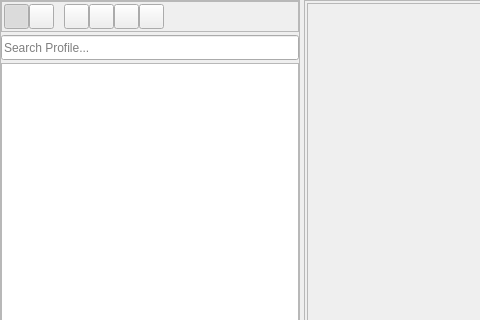
Old version of the form resources/ui/widget/tab/profile/tab_profile.ui in the repository afri-bit/conan-guide; both pictures show x 0 to 480 and y 0 to 320 of the 1121 by 875 pixel window.
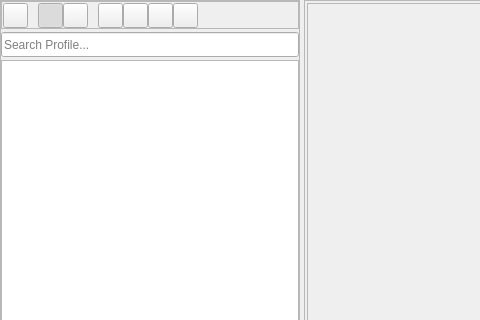
New version of the form. Icons and pictures are not drawn.

Commit message:
Refinement of the button position of each tabs
The position of the top buttons of each tabs is now identical.
So if user changes the tab, the button's position will be on the same level.

```diff
--- a/resources/ui/widget/tab/profile/tab_profile.ui
+++ b/resources/ui/widget/tab/profile/tab_profile.ui
@@ -88,17 +88,62 @@
            <number>0</number>
           </property>
           <property name="leftMargin">
-           <number>2</number>
+           <number>1</number>
           </property>
           <property name="topMargin">
-           <number>2</number>
+           <number>1</number>
           </property>
           <property name="rightMargin">
-           <number>2</number>
+           <number>0</number>
           </property>
           <property name="bottomMargin">
-           <number>2</number>
+           <number>0</number>
           </property>
+          <item>
+           <widget class="QToolButton" name="toolButtonRefresh">
+            <property name="minimumSize">
+             <size>
+              <width>25</width>
+              <height>25</height>
+             </size>
+            </property>
+            <property name="toolTip">
+             <string>Refresh</string>
+            </property>
+            <property name="text">
+             <string/>
+            </property>
+            <property name="icon">
+             <iconset resource="../../../../resources.qrc">
+              <normaloff>:/icon/light/refresh.png</normaloff>:/icon/light/refresh.png</iconset>
+            </property>
+            <property name="checkable">
+             <bool>false</bool>
+            </property>
+            <property name="checked">
+             <bool>false</bool>
+            </property>
+            <property name="autoRaise">
+             <bool>false</bool>
+            </property>
+           </widget>
+          </item>
+          <item>
+           <spacer name="horizontalSpacer_5">
+            <property name="orientation">
+             <enum>Qt::Horizontal</enum>
+            </property>
+            <property name="sizeType">
+             <enum>QSizePolicy::Fixed</enum>
+            </property>
+            <property name="sizeHint" stdset="0">
+             <size>
+              <width>10</width>
+              <height>20</height>
+             </size>
+            </property>
+           </spacer>
+          </item>
           <item>
            <widget class="QToolButton" name="toolButtonSortAscending">
             <property name="minimumSize">
```
The commit also changes 6 other files.
